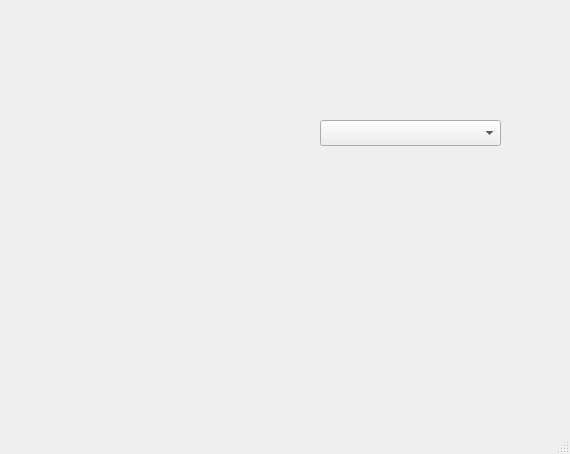
Before: the Qt Designer form MediathequeQt/associatewindow.ui in HugoDurand/MediathequeQt, drawn with Qt 5.
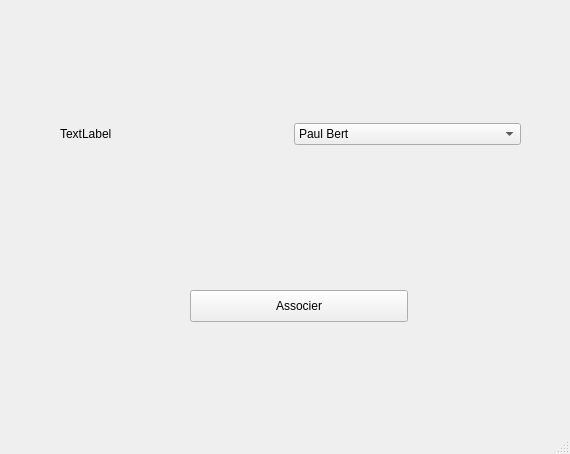
After: the same form once the commit is applied.

Patch:
```diff
--- a/MediathequeQt/associatewindow.ui
+++ b/MediathequeQt/associatewindow.ui
@@ -14,15 +14,56 @@
    <string>MainWindow</string>
   </property>
   <widget class="QWidget" name="centralwidget">
-   <widget class="QComboBox" name="comboBox">
+   <widget class="QPushButton" name="associatebutton">
     <property name="geometry">
      <rect>
-      <x>320</x>
-      <y>120</y>
-      <width>181</width>
-      <height>26</height>
+      <x>190</x>
+      <y>290</y>
+      <width>218</width>
+      <height>32</height>
      </rect>
     </property>
+    <property name="text">
+     <string>Associer</string>
+    </property>
+   </widget>
+   <widget class="QWidget" name="">
+    <property name="geometry">
+     <rect>
+      <x>60</x>
+      <y>110</y>
+      <width>461</width>
+      <height>48</height>
+     </rect>
+    </property>
+    <layout class="QHBoxLayout" name="horizontalLayout">
+     <item>
+      <widget class="QLabel" name="labelfilm">
+       <property name="text">
+        <string>TextLabel</string>
+       </property>
+      </widget>
+     </item>
+     <item>
+      <widget class="QComboBox" name="comboBox">
+       <item>
+        <property name="text">
+         <string>Paul Bert</string>
+        </property>
+       </item>
+       <item>
+        <property name="text">
+         <string>Alexandre Veille</string>
+        </property>
+       </item>
+       <item>
+        <property name="text">
+         <string>Maxime Porte</string>
+        </property>
+       </item>
+      </widget>
+     </item>
+    </layout>
    </widget>
   </widget>
   <widget class="QMenuBar" name="menubar">
```
